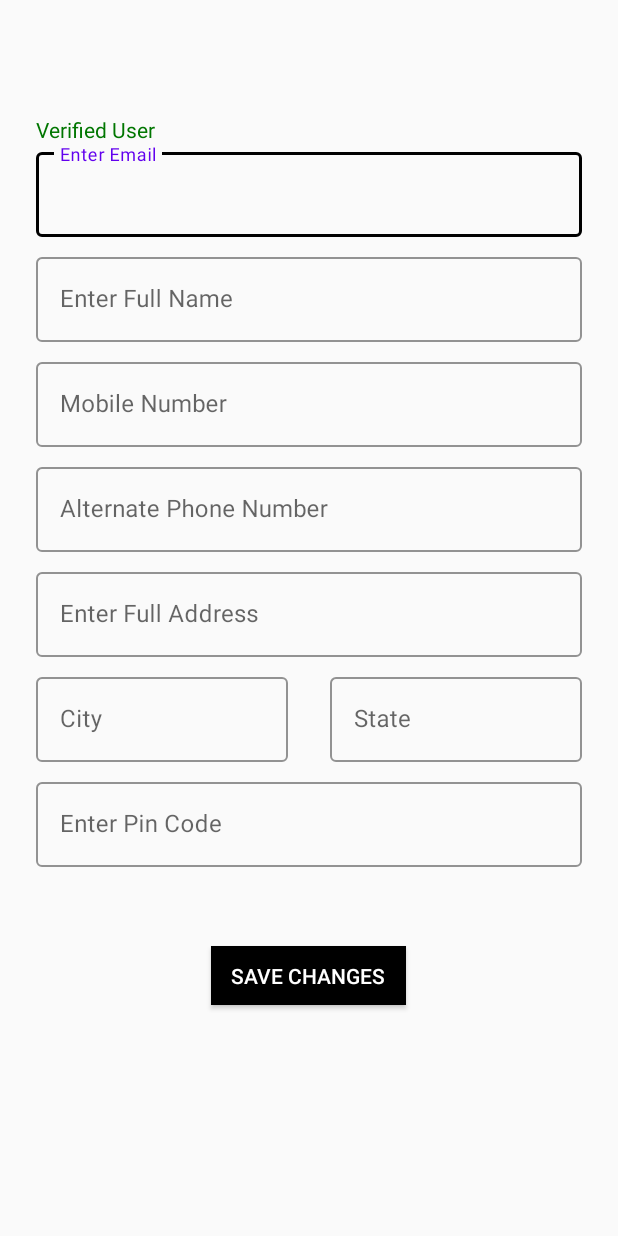
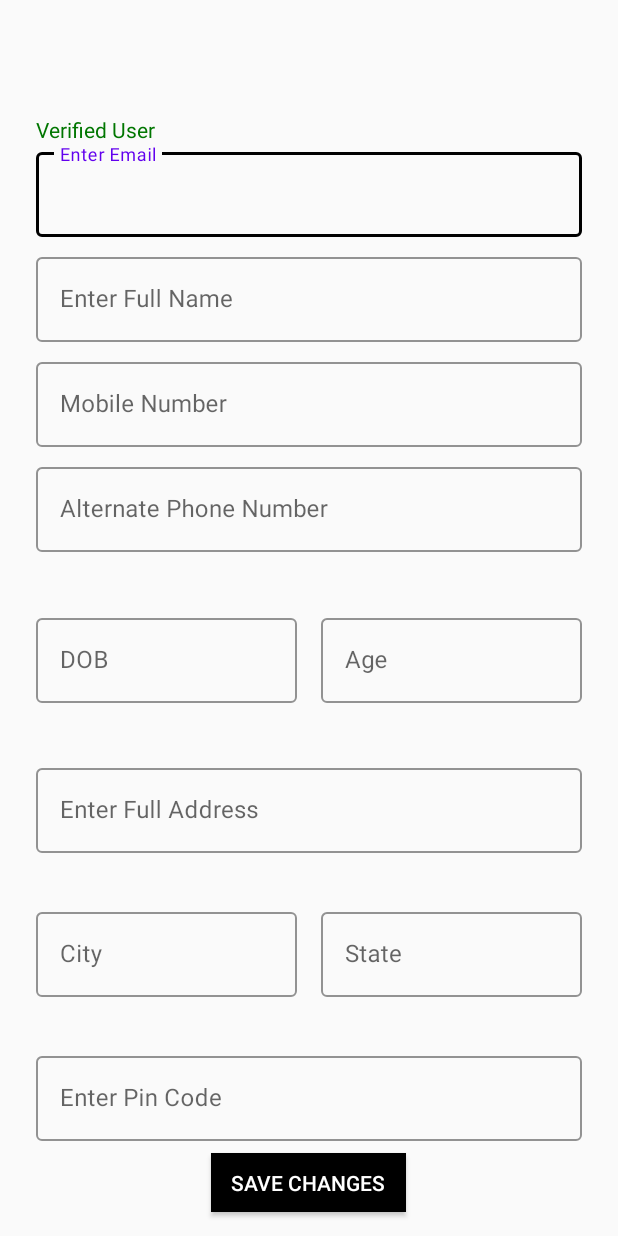
Before and after one commit to satyamsheel/UOODMA-public, an Android app: the editProfile screen opened directly, with no data from a screen before it, on a phone screen of 412 x 824 dp. Run offline under Robolectric (Android 15) with nearby library versions, the phone set to English and light mode, and no system bars; our stand-ins replace Firebase (no records; nobody signed in at launch, a user with empty details on screens opened directly).

Commit message:
DatePicker added

```diff
--- a/app/src/main/java/com/example/uoodma/editProfile.java
+++ b/app/src/main/java/com/example/uoodma/editProfile.java
@@ -3,18 +3,22 @@ package com.example.uoodma;
 import androidx.annotation.NonNull;
 import androidx.appcompat.app.AppCompatActivity;
 
+import android.app.DatePickerDialog;
 import android.content.Intent;
 import android.content.SharedPreferences;
 import android.graphics.Color;
+import android.graphics.drawable.ColorDrawable;
 import android.os.Bundle;
 import android.os.Handler;
 import android.util.Log;
 import android.view.View;
 import android.widget.Button;
+import android.widget.DatePicker;
 import android.widget.EditText;
 import android.widget.TextView;
 import android.widget.Toast;
 
+import com.example.uoodma.login_register.MainActivity;
 import com.example.uoodma.login_register.phoneVerificationActivity;
 import com.google.android.gms.tasks.OnCompleteListener;
 import com.google.android.gms.tasks.OnSuccessListener;
@@ -25,6 +29,7 @@ import com.google.firebase.auth.FirebaseUser;
 import com.google.firebase.firestore.DocumentReference;
 import com.google.firebase.firestore.FirebaseFirestore;
 
+import java.util.Calendar;
 import java.util.HashMap;
 import java.util.Map;
 
@@ -33,9 +38,10 @@ public class editProfile extends AppCompatActivity {
     FirebaseFirestore db = FirebaseFirestore.getInstance();
     DocumentReference documentReference;
     EditText editProfileEmailText, editProfileFullNameText, editProfilePhoneNumberText, editProfileAlternatePhoneNumberText,
-            fullAddressText, editProfileCityText, editProfileStateText, editProfilePinCodeText;
+            fullAddressText, editProfileCityText, editProfileStateText, editProfilePinCodeText, userDobText,  userAgeText;
     Button editProfileSaveChanges;
     TextView userVerificationText, verificationText;
+    DatePickerDialog.OnDateSetListener mDateSetListener;
 
     final FirebaseUser user = mAuth.getCurrentUser();
 
@@ -57,6 +63,8 @@ public class editProfile extends AppCompatActivity {
         editProfileSaveChanges = findViewById(R.id.editProfileSaveChanges);
         userVerificationText = findViewById(R.id.verifyUserText);
         verificationText = findViewById(R.id.verificationText);
+        userDobText = findViewById(R.id.userDobText);
+        userAgeText = findViewById(R.id.userAgeText);
 
         Log.d("___", "onCreate: ");
 
@@ -79,6 +87,41 @@ public class editProfile extends AppCompatActivity {
                 });
             }
         });
+
+        userDobText.setOnClickListener(new View.OnClickListener() {
+            @Override
+            public void onClick(View view) {
+                Calendar calendar = Calendar.getInstance();
+                int month = calendar.get(Calendar.MONTH);
+                int day = calendar.get(Calendar.DAY_OF_MONTH);
+                int year = calendar.get(Calendar.YEAR);
+
+                DatePickerDialog datePickerDialog = new DatePickerDialog(editProfile.this,
+                        android.R.style.Theme_Holo_Light_Dialog_MinWidth,
+                        mDateSetListener,
+                        year, month, day);
+                datePickerDialog.getWindow().setBackgroundDrawable(new ColorDrawable(Color.TRANSPARENT));
+                datePickerDialog.show();
+            }
+        });
+
+        mDateSetListener = new DatePickerDialog.OnDateSetListener() {
+            @Override
+            public void onDateSet(DatePicker datePicker, int year, int month, int day) {
+                month = month + 1;
+                String date = month + "/" + day + "/" + year;
+                Calendar calendar = Calendar.getInstance();
+                int presentYr = calendar.get(Calendar.YEAR);
+                int age = presentYr - year;
+                userDobText.setText(date);
+                if (age == 1 || age == 0){
+                    userAgeText.setText(String.valueOf(age) + " year");
+                }
+                else {
+                    userAgeText.setText(String.valueOf(age) + " years");
+                }
+            }
+        };
     }
 
 
--- a/app/src/main/res/layout/activity_edit_profile.xml
+++ b/app/src/main/res/layout/activity_edit_profile.xml
@@ -6,6 +6,81 @@
     android:layout_height="match_parent"
     tools:context=".editProfile">
 
+    <com.google.android.material.textfield.TextInputLayout
+        android:id="@+id/userDob"
+        style="@style/Widget.MaterialComponents.TextInputLayout.OutlinedBox"
+        android:layout_width="0dp"
+        android:layout_height="wrap_content"
+        android:layout_marginStart="24dp"
+        android:layout_marginLeft="220dp"
+        android:selectAllOnFocus="true"
+        app:boxStrokeColor="@color/outline_color"
+        app:layout_constraintBottom_toTopOf="@+id/editProfileFullAddress"
+        app:layout_constraintEnd_toStartOf="@+id/editProfileState"
+        app:layout_constraintHorizontal_bias="0.5"
+        app:layout_constraintStart_toStartOf="parent"
+        app:layout_constraintTop_toBottomOf="@+id/editProfileAlternatePhoneNumber">
+
+        <com.google.android.material.textfield.TextInputEditText
+            android:id="@+id/userDobText"
+            android:layout_width="match_parent"
+            android:focusable="false"
+            android:focusableInTouchMode="false"
+            android:layout_height="wrap_content"
+            android:layout_marginRight="8dp"
+            android:hint="@string/dob"
+            android:imeOptions="actionDone"
+            android:inputType="text" />
+
+
+    </com.google.android.material.textfield.TextInputLayout>
+
+
+
+
+
+    <com.google.android.material.textfield.TextInputLayout
+        android:id="@+id/userAge"
+        style="@style/Widget.MaterialComponents.TextInputLayout.OutlinedBox"
+        android:layout_width="0dp"
+        android:layout_height="wrap_content"
+        android:layout_marginEnd="24dp"
+        android:layout_marginRight="220dp"
+        android:selectAllOnFocus="true"
+        app:boxStrokeColor="@color/outline_color"
+        app:layout_constraintBottom_toTopOf="@+id/editProfileFullAddress"
+        app:layout_constraintEnd_toEndOf="parent"
+        app:layout_constraintHorizontal_bias="0.5"
+        app:layout_constraintStart_toEndOf="@+id/editProfileCity"
+        app:layout_constraintTop_toBottomOf="@+id/editProfileAlternatePhoneNumber">
+
+        <com.google.android.material.textfield.TextInputEditText
+            android:id="@+id/userAgeText"
+            android:layout_width="match_parent"
+            android:layout_height="wrap_content"
+            android:focusable="false"
+            android:focusableInTouchMode="false"
+            android:layout_marginLeft="8dp"
+            android:hint="@string/age"
+            android:imeOptions="actionDone"
+            android:inputType="text" />
+
+    </com.google.android.material.textfield.TextInputLayout>
+
+    <Button
+        android:id="@+id/editProfileSaveChanges"
+        android:layout_width="130dp"
+        android:layout_height="39dp"
+        android:layout_marginBottom="16dp"
+        android:background="#000000"
+        android:shadowRadius="10"
+        android:text="@string/save_changes"
+        android:textColor="#FFFFFF"
+        app:layout_constraintBottom_toBottomOf="parent"
+        app:layout_constraintEnd_toEndOf="parent"
+        app:layout_constraintHorizontal_bias="0.498"
+        app:layout_constraintStart_toStartOf="parent" />
+
     <TextView
         android:id="@+id/verifyUserText"
         android:layout_width="wrap_content"
@@ -13,6 +88,7 @@
         android:text="@string/not_verified"
         app:layout_constraintBottom_toTopOf="@+id/editProfileEmail"
         app:layout_constraintStart_toStartOf="@+id/editProfileEmail" />
+
 
     <TextView
         android:id="@+id/verificationText"
@@ -45,7 +121,6 @@
             android:inputType="textUri" />
 
     </com.google.android.material.textfield.TextInputLayout>
-
 
     <com.google.android.material.textfield.TextInputLayout
         android:id="@+id/editProfileFullName"
@@ -128,6 +203,7 @@
         android:layout_marginEnd="24dp"
         android:selectAllOnFocus="true"
         app:boxStrokeColor="@color/outline_color"
+        app:layout_constraintBottom_toTopOf="@+id/editProfilePinCode"
         app:layout_constraintEnd_toEndOf="parent"
         app:layout_constraintStart_toStartOf="parent"
         app:layout_constraintTop_toBottomOf="@+id/editProfileAlternatePhoneNumber">
@@ -142,6 +218,7 @@
 
     </com.google.android.material.textfield.TextInputLayout>
 
+
     <com.google.android.material.textfield.TextInputLayout
         android:id="@+id/editProfileCity"
         style="@style/Widget.MaterialComponents.TextInputLayout.OutlinedBox"
@@ -149,12 +226,11 @@
         android:layout_height="wrap_content"
         android:layout_marginStart="24dp"
         android:layout_marginLeft="220dp"
-        android:layout_marginTop="8dp"
-        android:layout_marginEnd="220dp"
-        android:layout_marginRight="24dp"
         android:selectAllOnFocus="true"
         app:boxStrokeColor="@color/outline_color"
-        app:layout_constraintEnd_toEndOf="parent"
+        app:layout_constraintBottom_toTopOf="@+id/editProfilePinCode"
+        app:layout_constraintEnd_toStartOf="@+id/editProfileState"
+        app:layout_constraintHorizontal_bias="0.5"
         app:layout_constraintStart_toStartOf="parent"
         app:layout_constraintTop_toBottomOf="@+id/editProfileFullAddress">
 
@@ -162,6 +238,7 @@
             android:id="@+id/editProfileCityText"
             android:layout_width="match_parent"
             android:layout_height="wrap_content"
+            android:layout_marginRight="8dp"
             android:hint="City"
             android:imeOptions="actionDone"
             android:inputType="text" />
@@ -173,21 +250,21 @@
         style="@style/Widget.MaterialComponents.TextInputLayout.OutlinedBox"
         android:layout_width="0dp"
         android:layout_height="wrap_content"
-        android:layout_marginStart="220dp"
-        android:layout_marginLeft="24dp"
+        android:layout_marginEnd="24dp"
         android:layout_marginRight="220dp"
-        android:layout_marginTop="8dp"
-        android:layout_marginEnd="24dp"
         android:selectAllOnFocus="true"
         app:boxStrokeColor="@color/outline_color"
+        app:layout_constraintBottom_toTopOf="@+id/editProfilePinCode"
         app:layout_constraintEnd_toEndOf="parent"
-        app:layout_constraintStart_toStartOf="parent"
+        app:layout_constraintHorizontal_bias="0.5"
+        app:layout_constraintStart_toEndOf="@+id/editProfileCity"
         app:layout_constraintTop_toBottomOf="@+id/editProfileFullAddress">
 
         <com.google.android.material.textfield.TextInputEditText
             android:id="@+id/editProfileStateText"
             android:layout_width="match_parent"
             android:layout_height="wrap_content"
+            android:layout_marginLeft="8dp"
             android:hint="State"
             android:imeOptions="actionDone"
             android:inputType="text" />
@@ -200,13 +277,14 @@
         android:layout_width="0dp"
         android:layout_height="wrap_content"
         android:layout_marginStart="24dp"
-        android:layout_marginTop="8dp"
         android:layout_marginEnd="24dp"
+        android:layout_marginBottom="8dp"
         android:selectAllOnFocus="true"
         app:boxStrokeColor="@color/outline_color"
+        app:layout_constraintBottom_toTopOf="@+id/editProfileSaveChanges"
         app:layout_constraintEnd_toEndOf="parent"
-        app:layout_constraintStart_toStartOf="parent"
-        app:layout_constraintTop_toBottomOf="@+id/editProfileCity">
+        app:layout_constraintHorizontal_bias="0.0"
+        app:layout_constraintStart_toStartOf="parent">
 
         <com.google.android.material.textfield.TextInputEditText
             android:id="@+id/editProfilePinCodeText"
@@ -217,20 +295,4 @@
             android:inputType="number" />
     </com.google.android.material.textfield.TextInputLayout>
 
-
-    <Button
-        android:id="@+id/editProfileSaveChanges"
-        android:layout_width="130dp"
-        android:layout_height="39dp"
-        android:background="#000000"
-        android:shadowRadius="10"
-        android:text="@string/save_changes"
-        android:textColor="#FFFFFF"
-        app:layout_constraintBottom_toBottomOf="parent"
-        app:layout_constraintEnd_toEndOf="parent"
-        app:layout_constraintHorizontal_bias="0.498"
-        app:layout_constraintStart_toStartOf="parent"
-        app:layout_constraintTop_toBottomOf="@id/editProfilePinCode"
-        app:layout_constraintVertical_bias="0.254" />
-
 </androidx.constraintlayout.widget.ConstraintLayout>
--- a/app/src/main/res/values/strings.xml
+++ b/app/src/main/res/values/strings.xml
@@ -32,5 +32,7 @@
     <string name="upoad_doc">Upload Documents</string>
     <string name="click_here_to_verify">Click here to verify</string>
     <string name="not_verified">Not Verified</string>
+    <string name="age">Age</string>
+    <string name="dob">DOB</string>
 
 </resources>
```
